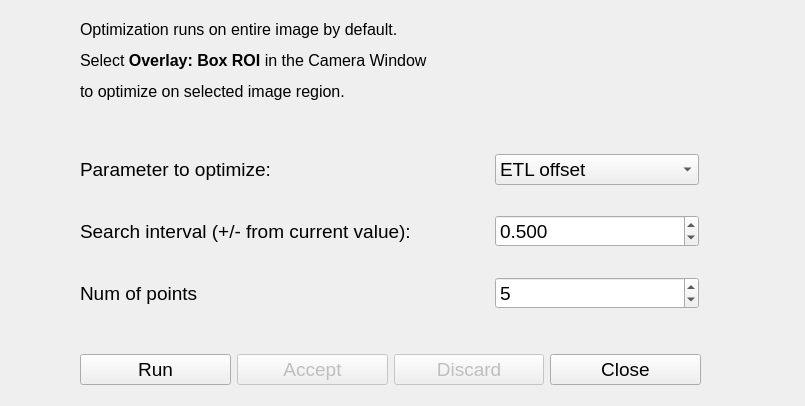
First picture: the form in mesoSPIM/gui/mesoSPIM_Optimizer.ui, repository mesoSPIM/mesoSPIM-control, before the edit.
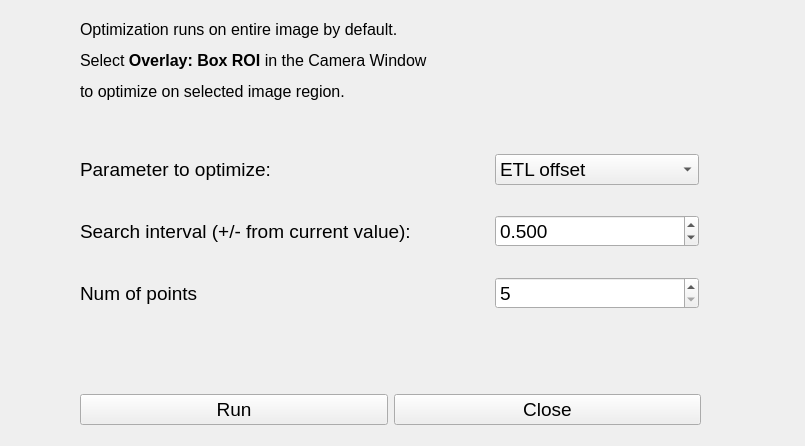
Second picture: the form after the edit.

Commit message: streamlined optimizer GUI, refactored the code

```diff
--- a/mesoSPIM/gui/mesoSPIM_Optimizer.ui
+++ b/mesoSPIM/gui/mesoSPIM_Optimizer.ui
@@ -7,7 +7,7 @@
     <x>0</x>
     <y>0</y>
     <width>805</width>
-    <height>406</height>
+    <height>446</height>
    </rect>
   </property>
   <property name="windowTitle">
@@ -43,7 +43,7 @@
        </font>
       </property>
       <property name="minimum">
-       <number>3</number>
+       <number>5</number>
       </property>
       <property name="maximum">
        <number>30</number>
@@ -131,7 +131,7 @@
    <property name="geometry">
     <rect>
      <x>80</x>
-     <y>350</y>
+     <y>390</y>
      <width>621</width>
      <height>39</height>
     </rect>
@@ -149,36 +149,6 @@
       </property>
      </widget>
     </item>
-    <item>
-     <widget class="QPushButton" name="acceptButton">
-      <property name="enabled">
-       <bool>false</bool>
-      </property>
-      <property name="font">
-       <font>
-        <pointsize>14</pointsize>
-       </font>
-      </property>
-      <property name="text">
-       <string>Accept</string>
-      </property>
-     </widget>
-    </item>
-    <item>
-     <widget class="QPushButton" name="discardButton">
-      <property name="enabled">
-       <bool>false</bool>
-      </property>
-      <property name="font">
-       <font>
-        <pointsize>14</pointsize>
-       </font>
-      </property>
-      <property name="text">
-       <string>Discard</string>
-      </property>
-     </widget>
-    </item>
     <item>
      <widget class="QPushButton" name="closeButton">
       <property name="enabled">
```
The commit also changes 4 other files.
